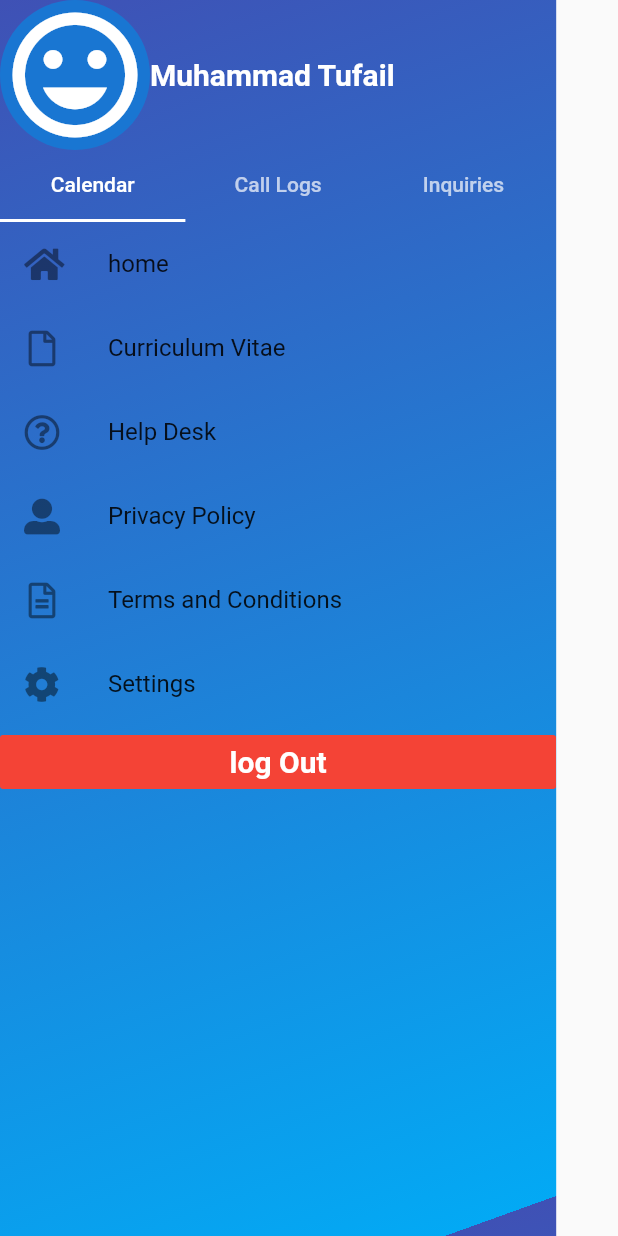
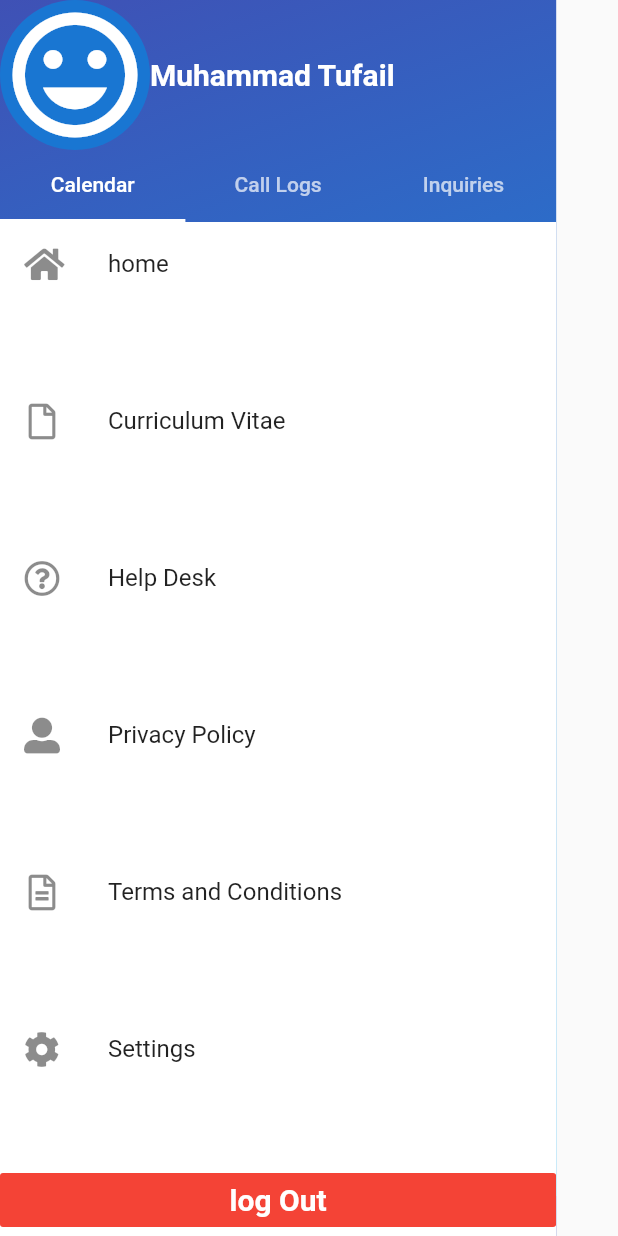
Before and after one commit to tufailsher/law-chamber, a Flutter app: the DrawerCode widget shown alone on an empty page, opened directly, on a phone screen of 412 x 824 dp. Run offline on Flutter 3.47's test engine with Material 2 defaults, Android fonts, the phone set to English and light mode, and no system bars; our stand-ins replace carousel_pro, cloud_firestore, firebase_auth, firebase_core, font_awesome_flutter, google_sign_in; missing offline and left inert: zap_architecture, zap_architecture_flutter; accounts and stored records are empty.

Commit message:
tabs complete

```diff
--- a/lib/widgets/calendar_container.dart
+++ b/lib/widgets/calendar_tab.dart
@@ -4,21 +4,24 @@ import 'package:law_chamber/utils/Constants.dart';
 
 import '../main.dart';
 
-class CalendarContainer extends StatefulWidget {
+class CalendarTab extends StatefulWidget {
   @override
-  _CalendarContainerState createState() => _CalendarContainerState();
+  _CalendarTabState createState() => _CalendarTabState();
 }
 
-class _CalendarContainerState extends State<CalendarContainer> {
-  ListTile buildListTile(Icon icon, Text text) {
-    return ListTile(
-      leading: icon,
-      title: text,
+class _CalendarTabState extends State<CalendarTab> {
+  Widget buildListTile(Icon icon, Text text) {
+    return Expanded(
+      child: ListTile(
+        leading: icon,
+        title: text,
+      ),
     );
   }
   @override
   Widget build(BuildContext context) {
     return Container(
+      color:Colors.white,
         height: sizeConfig.height(0.5),
       child: Column(
         children: [
--- a/lib/widgets/drawer_code.dart
+++ b/lib/widgets/drawer_code.dart
@@ -1,9 +1,8 @@
 import 'package:flutter/material.dart';
-import 'package:font_awesome_flutter/font_awesome_flutter.dart';
 import 'file:///C:/Users/Muhammad%20Tufail/AndroidStudioProjects/flutter_app/law_chamber/lib/utils/Constants.dart';
 import 'package:law_chamber/main.dart';
-import 'package:law_chamber/pages/lawyer_data.dart';
-import 'package:law_chamber/widgets/calendar_container.dart';
+import 'package:law_chamber/widgets/calendar_tab.dart';
+import 'package:law_chamber/widgets/call_tab.dart';
 
 class DrawerCode extends StatelessWidget {
   @override
@@ -54,10 +53,8 @@ class DrawerCode extends StatelessWidget {
               Expanded(
                 child: TabBarView(
                   children: [
-                    CalendarContainer(),
-                    Container(
-                      height: sizeConfig.height(0.5),
-                    ),
+                    CalendarTab(),
+                    CallLogs(),
                     Container(
                       height: sizeConfig.height(0.5),
                     ),
```
